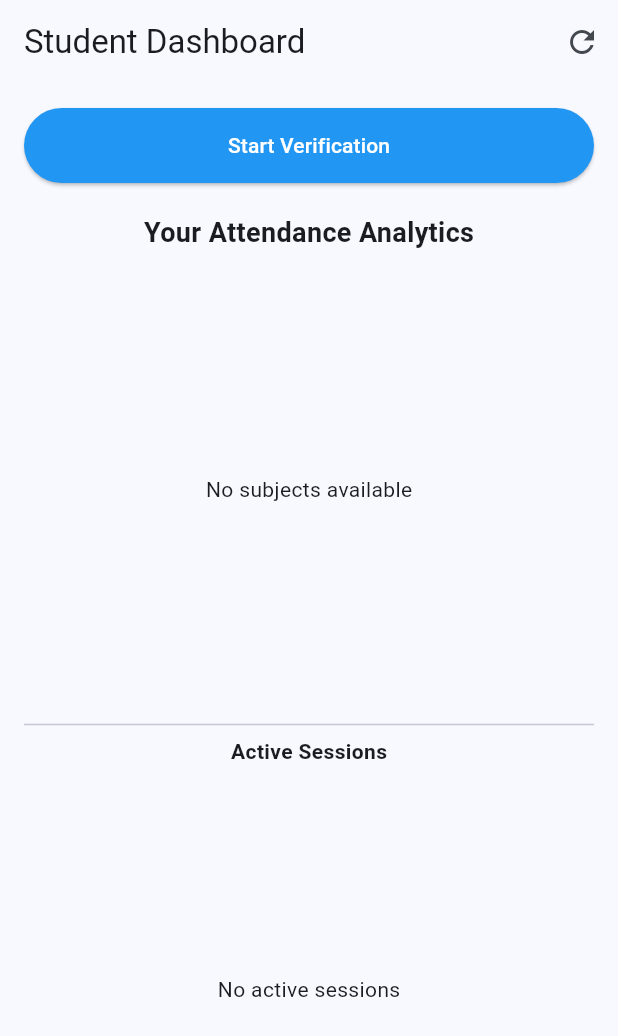
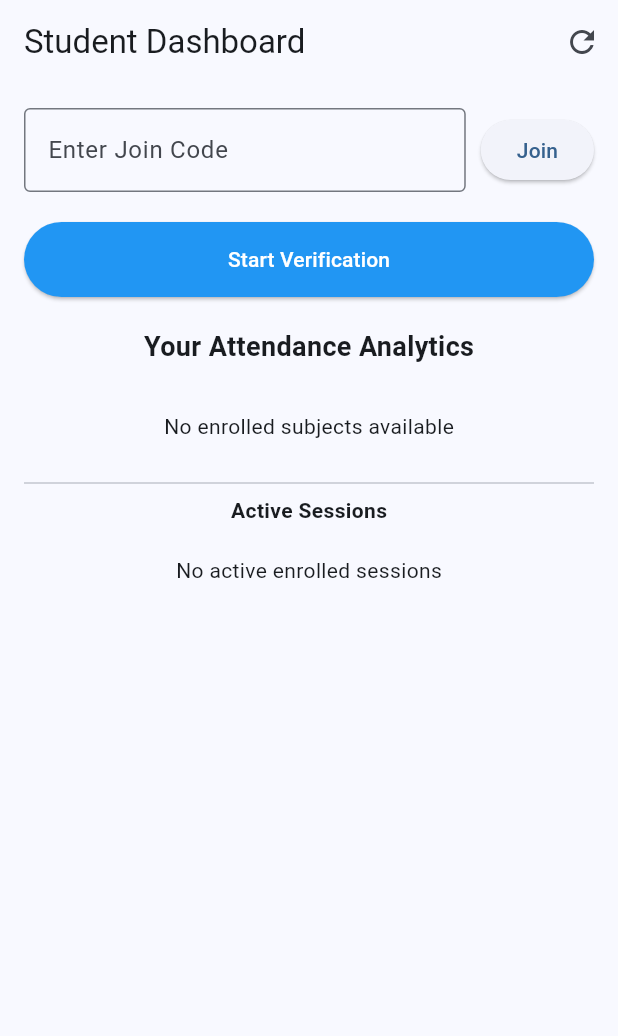
Before and after one commit to ohnogaurav/EduTrack, a Flutter app: the StudentDashboard screen opened directly, after a tap on the "refresh" icon, on a phone screen of 412 x 824 dp. Shown: the top 1036 px of the screen. Run offline on Flutter 3.47's test engine with Material 3 defaults, Android fonts, the phone set to English and light mode, and no system bars; our stand-ins replace camera, cloud_firestore, firebase_auth, firebase_core, geolocator; missing offline and left inert: google_mlkit_face_detection, smart_liveliness_detection; accounts and stored records are empty; network calls fail.

Commit message:
added code feature to enroll students + dev button

```diff
--- a/lib/features/student/student_dashboard.dart
+++ b/lib/features/student/student_dashboard.dart
@@ -15,6 +15,8 @@ class StudentDashboard extends StatefulWidget {
 class _StudentDashboardState extends State<StudentDashboard> {
   final FirestoreService _firestoreService = FirestoreService();
   final LocationService _locationService = LocationService();
+  final TextEditingController _joinCodeController = TextEditingController();
+
   List<Map<String, dynamic>> _subjects = [];
   List<SessionModel> _activeSessions = [];
   Map<String, Map<String, dynamic>> _analytics = {};
@@ -37,7 +39,11 @@ class _StudentDashboardState extends State<StudentDashboard> {
     final user = FirebaseAuth.instance.currentUser;
     if (user == null) return;
 
-    final subjects = await _firestoreService.getAllSubjects();
+    final enrolledSubjectIds = await _firestoreService.getSubjectsByStudent(user.uid);
+    final allSubjects = await _firestoreService.getAllSubjects();
+
+    final subjects = allSubjects.where((s) => enrolledSubjectIds.contains(s['id'])).toList();
+
     final activeSessions = await _firestoreService.getActiveSessions();
     final attendance = await _firestoreService.getAttendanceByStudent(user.uid);
 
@@ -59,9 +65,44 @@ class _StudentDashboardState extends State<StudentDashboard> {
 
     setState(() {
       _subjects = subjects;
-      _activeSessions = activeSessions;
+      _activeSessions = activeSessions.where((s) => enrolledSubjectIds.contains(s.subjectId)).toList();
       _analytics = stats;
     });
+  }
+
+  Future<void> _joinSubject() async {
+    final code = _joinCodeController.text.trim();
+    if (code.isEmpty) {
+      _showSnackBar("Please enter a join code");
+      return;
+    }
+
+    final user = FirebaseAuth.instance.currentUser;
+    if (user == null) return;
+
+    setState(() => isProcessing = true);
+
+    try {
+      final subject = await _firestoreService.getSubjectByJoinCode(code);
+      if (subject == null) {
+        _showSnackBar("Invalid Join Code");
+      } else {
+        final result = await _firestoreService.enrollStudent(user.uid, subject.id);
+        if (result == "SUCCESS") {
+          _showSnackBar("Joined ${subject.name} successfully");
+          _joinCodeController.clear();
+          _loadAllData();
+        } else if (result == "ALREADY_ENROLLED") {
+          _showSnackBar("You are already joined in this subject");
+        } else {
+          _showSnackBar("Failed to join subject");
+        }
+      }
+    } catch (e) {
+      _showSnackBar("Error joining subject");
+    } finally {
+      setState(() => isProcessing = false);
+    }
   }
 
   Future<void> _startVerification() async {
@@ -72,10 +113,16 @@ class _StudentDashboardState extends State<StudentDashboard> {
     });
 
     try {
-      final sessions = await _firestoreService.getActiveSessions();
+      final user = FirebaseAuth.instance.currentUser;
+      if (user == null) return;
+
+      final enrolledSubjectIds = await _firestoreService.getSubjectsByStudent(user.uid);
+      final activeSessions = await _firestoreService.getActiveSessions();
+
+      final sessions = activeSessions.where((s) => enrolledSubjectIds.contains(s.subjectId)).toList();
 
       if (sessions.isEmpty) {
-        _showSnackBar("No active session found");
+        _showSnackBar("No active enrolled session found");
         setState(() {
           isProcessing = false;
         });
@@ -164,9 +211,11 @@ class _StudentDashboardState extends State<StudentDashboard> {
 
       if (result == "SUCCESS") {
         _showSnackBar("Attendance Marked Successful");
-        _loadAllData(); // Refresh analytics
+        _loadAllData();
       } else if (result == "ALREADY_MARKED") {
         _showSnackBar("Already Marked");
+      } else if (result == "NOT_ENROLLED") {
+        _showSnackBar("You are not enrolled in this subject");
       } else {
         _showSnackBar("Attendance Failed");
       }
@@ -189,10 +238,32 @@ class _StudentDashboardState extends State<StudentDashboard> {
           IconButton(onPressed: _loadAllData, icon: const Icon(Icons.refresh))
         ],
       ),
-      body: Padding(
+      body: SingleChildScrollView(
         padding: const EdgeInsets.all(16.0),
         child: Column(
           children: [
+            // 🔹 Join Subject Section
+            Row(
+              children: [
+                Expanded(
+                  child: TextField(
+                    controller: _joinCodeController,
+                    decoration: const InputDecoration(
+                      labelText: 'Enter Join Code',
+                      border: OutlineInputBorder(),
+                    ),
+                  ),
+                ),
+                const SizedBox(width: 10),
+                ElevatedButton(
+                  onPressed: isProcessing ? null : _joinSubject,
+                  child: const Text("Join"),
+                ),
+              ],
+            ),
+
+            const SizedBox(height: 20),
+
             ElevatedButton(
               style: ElevatedButton.styleFrom(
                 backgroundColor: Colors.blue,
@@ -208,10 +279,15 @@ class _StudentDashboardState extends State<StudentDashboard> {
             const SizedBox(height: 20),
             const Text("Your Attendance Analytics", style: TextStyle(fontSize: 18, fontWeight: FontWeight.bold)),
             const SizedBox(height: 10),
-            Expanded(
-              child: _subjects.isEmpty
-                  ? const Center(child: Text('No subjects available'))
+
+            _subjects.isEmpty
+                ? const Center(child: Padding(
+                    padding: EdgeInsets.all(20.0),
+                    child: Text('No enrolled subjects available'),
+                  ))
                 : ListView.builder(
+                    shrinkWrap: true,
+                    physics: const NeverScrollableScrollPhysics(),
                     itemCount: _subjects.length,
                     itemBuilder: (context, index) {
                       final subject = _subjects[index];
@@ -226,14 +302,18 @@ class _StudentDashboardState extends State<StudentDashboard> {
                       );
                     },
                   ),
-            ),
 
             const Divider(),
             const Text("Active Sessions", style: TextStyle(fontWeight: FontWeight.bold)),
-            Expanded(
-              child: _activeSessions.isEmpty
-                  ? const Center(child: Text('No active sessions'))
+
+            _activeSessions.isEmpty
+                ? const Center(child: Padding(
+                    padding: EdgeInsets.all(20.0),
+                    child: Text('No active enrolled sessions'),
+                  ))
                 : ListView.builder(
+                    shrinkWrap: true,
+                    physics: const NeverScrollableScrollPhysics(),
                     itemCount: _activeSessions.length,
                     itemBuilder: (context, index) {
                       final session = _activeSessions[index];
@@ -243,10 +323,15 @@ class _StudentDashboardState extends State<StudentDashboard> {
                       );
                     },
                   ),
-            ),
           ],
         ),
       ),
     );
   }
+
+  @override
+  void dispose() {
+    _joinCodeController.dispose();
+    super.dispose();
   }
+}
--- a/lib/models/subject_model.dart
+++ b/lib/models/subject_model.dart
@@ -6,6 +6,7 @@ class SubjectModel {
   final String teacherId;
   final String teacherName;
   final bool isDeleted;
+  final String joinCode;
 
   SubjectModel({
     required this.id,
@@ -13,6 +14,7 @@ class SubjectModel {
     required this.teacherId,
     required this.teacherName,
     required this.isDeleted,
+    required this.joinCode,
   });
 
   Map<String, dynamic> toMap() {
@@ -21,6 +23,7 @@ class SubjectModel {
       'teacherId': teacherId,
       'teacherName': teacherName,
       'isDeleted': isDeleted,
+      'joinCode': joinCode,
     };
   }
 
@@ -31,6 +34,7 @@ class SubjectModel {
       teacherId: map['teacherId'] ?? '',
       teacherName: map['teacherName'] ?? '',
       isDeleted: map['isDeleted'] ?? false,
+      joinCode: map['joinCode'] ?? '',
     );
   }
 }
```
Also changed, not shown: lib/features/auth/login_screen.dart (+46 -31 lines), lib/features/teacher/teacher_dashboard.dart (+6 -3 lines), lib/services/firestore_service.dart (+87 -2 lines). Lines whose indentation alone changed are shown as unchanged.
